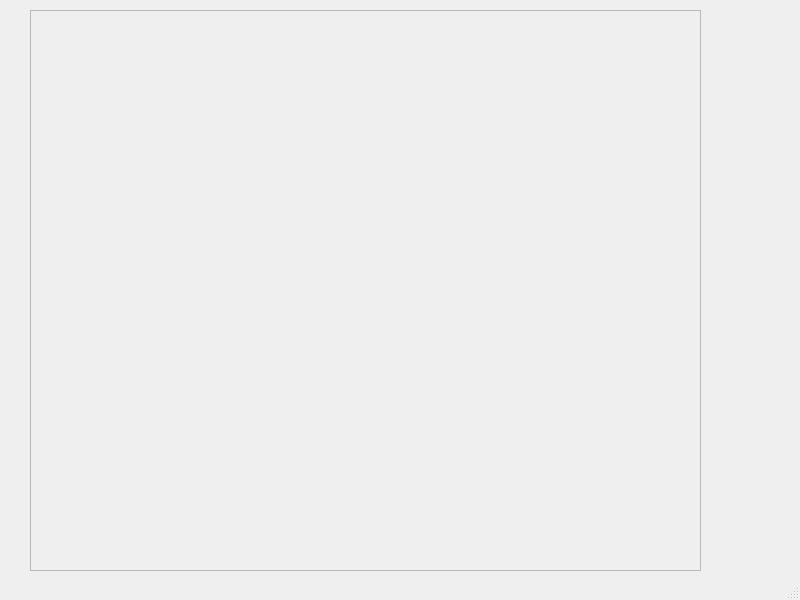
Above: graphdrawer/mainwindow.ui from bartspl860/graphdrawer before the change. Below: the same form after it.
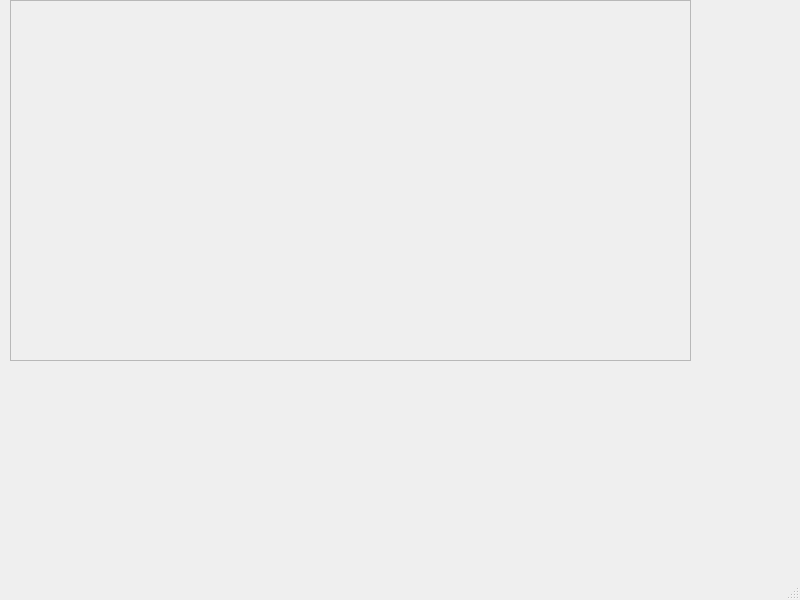
That is the form after the change.

```diff
--- a/graphdrawer/mainwindow.ui
+++ b/graphdrawer/mainwindow.ui
@@ -17,18 +17,12 @@
    <widget class="QFrame" name="frame">
     <property name="geometry">
      <rect>
-      <x>30</x>
-      <y>10</y>
-      <width>671</width>
-      <height>561</height>
+      <x>10</x>
+      <y>0</y>
+      <width>681</width>
+      <height>361</height>
      </rect>
     </property>
-    <property name="maximumSize">
-     <size>
-      <width>671</width>
-      <height>561</height>
-     </size>
-    </property>
     <property name="frameShape">
      <enum>QFrame::StyledPanel</enum>
     </property>
```
